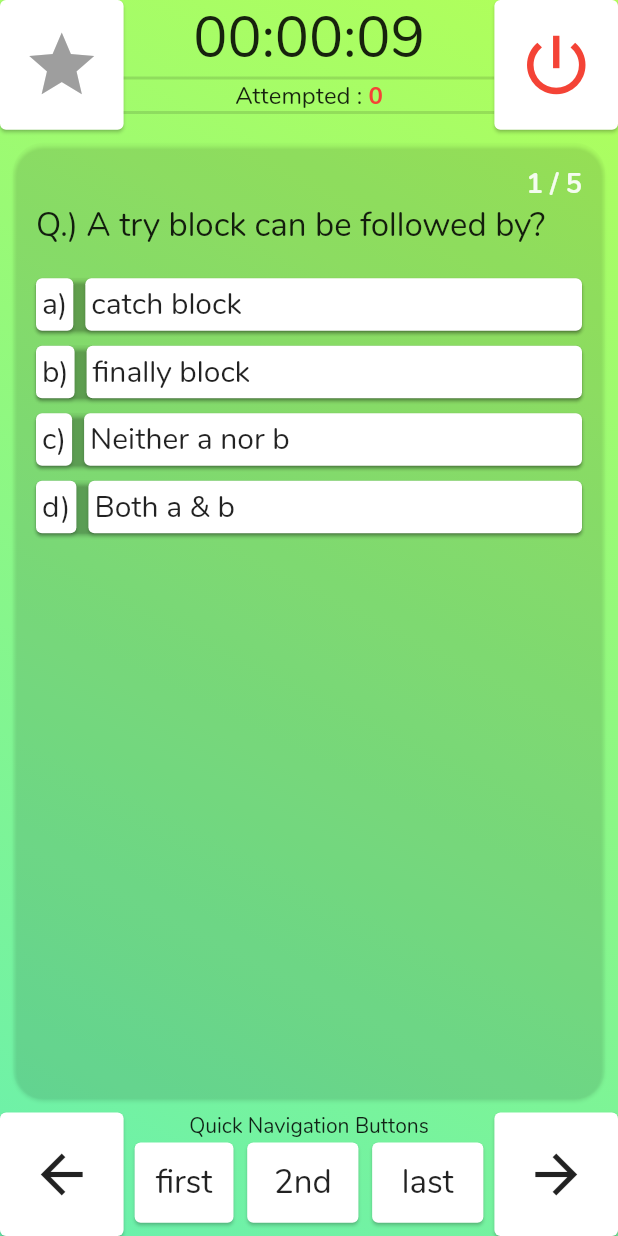
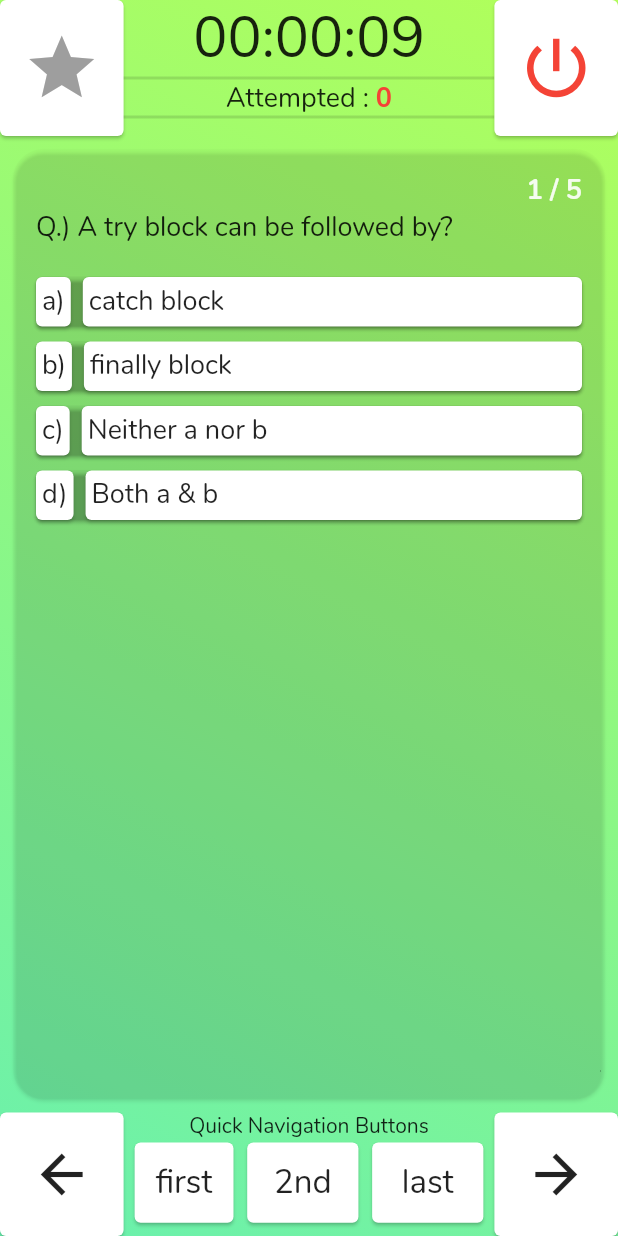
Before and after one commit to abhijit-apotikar/chandu, a Flutter app: the MyQuizWidget screen opened by its route, after a tap on "Start", on a phone screen of 412 x 824 dp. Run offline on Flutter 3.47's test engine with Material 2 defaults, Android fonts, the phone set to English and light mode, and no system bars; drawn by our look-alikes of oktoast; our stand-ins replace cloud_firestore, connectivity, firebase_auth, firebase_core, flutter_icons, flutter_spinkit and 5 more; missing offline and left inert: syncfusion_flutter_core; accounts and stored records are empty; statements that could not run were skipped.

Commit message:
attempted overflow solved

```diff
--- a/lib/widgets/my_quiz_widget.dart
+++ b/lib/widgets/my_quiz_widget.dart
@@ -152,7 +152,7 @@ class _MyQuizWidgetState extends State<MyQuizWidget> {
                   height: pdTop.top,
                 ),
                 Container(
-                  height: size.height * 0.105,
+                  height: size.height * 0.11,
                   child: Row(
                     children: [
                       Card(
@@ -267,14 +267,14 @@ class _MyQuizWidgetState extends State<MyQuizWidget> {
                                   'Attempted : ',
                                   style: TextStyle(
                                     fontFamily: 'Nunito',
-                                    fontSize: 16,
+                                    fontSize: 18,
                                   ),
                                 ),
                                 Text(
                                   '$_queAttempted',
                                   style: TextStyle(
                                       fontFamily: 'Nunito',
-                                      fontSize: 16,
+                                      fontSize: 18,
                                       fontWeight: FontWeight.bold,
                                       color: Colors.red),
                                 ),
@@ -571,7 +571,7 @@ class _MyQuizWidgetState extends State<MyQuizWidget> {
                                                         .queList[index].que,
                                                 style: TextStyle(
                                                   fontFamily: 'Nunito',
-                                                  fontSize: 22,
+                                                  fontSize: 18,
                                                 ),
                                               ),
                                             ),
@@ -598,7 +598,7 @@ class _MyQuizWidgetState extends State<MyQuizWidget> {
                                                         'a)',
                                                         style: TextStyle(
                                                           fontFamily: 'Nunito',
-                                                          fontSize: 20,
+                                                          fontSize: 18,
                                                         ),
                                                       ),
                                                     ),
@@ -622,7 +622,7 @@ class _MyQuizWidgetState extends State<MyQuizWidget> {
                                                           style: TextStyle(
                                                             fontFamily:
                                                                 'Nunito',
-                                                            fontSize: 20,
+                                                            fontSize: 18,
                                                           ),
                                                         ),
                                                       ),
@@ -694,7 +694,7 @@ class _MyQuizWidgetState extends State<MyQuizWidget> {
                                                         'b)',
                                                         style: TextStyle(
                                                           fontFamily: 'Nunito',
-                                                          fontSize: 20,
+                                                          fontSize: 18,
                                                         ),
                                                       ),
                                                     ),
@@ -718,7 +718,7 @@ class _MyQuizWidgetState extends State<MyQuizWidget> {
                                                           style: TextStyle(
                                                             fontFamily:
                                                                 'Nunito',
-                                                            fontSize: 20,
+                                                            fontSize: 18,
                                                           ),
                                                         ),
                                                       ),
@@ -790,7 +790,7 @@ class _MyQuizWidgetState extends State<MyQuizWidget> {
                                                         'c)',
                                                         style: TextStyle(
                                                           fontFamily: 'Nunito',
-                                                          fontSize: 20,
+                                                          fontSize: 18,
                                                         ),
                                                       ),
                                                     ),
@@ -814,7 +814,7 @@ class _MyQuizWidgetState extends State<MyQuizWidget> {
                                                           style: TextStyle(
                                                             fontFamily:
                                                                 'Nunito',
-                                                            fontSize: 20,
+                                                            fontSize: 18,
                                                           ),
                                                         ),
                                                       ),
@@ -886,7 +886,7 @@ class _MyQuizWidgetState extends State<MyQuizWidget> {
                                                         'd)',
                                                         style: TextStyle(
                                                           fontFamily: 'Nunito',
-                                                          fontSize: 20,
+                                                          fontSize: 18,
                                                         ),
                                                       ),
                                                     ),
@@ -910,7 +910,7 @@ class _MyQuizWidgetState extends State<MyQuizWidget> {
                                                           style: TextStyle(
                                                             fontFamily:
                                                                 'Nunito',
-                                                            fontSize: 20,
+                                                            fontSize: 18,
                                                           ),
                                                         ),
                                                       ),
```
